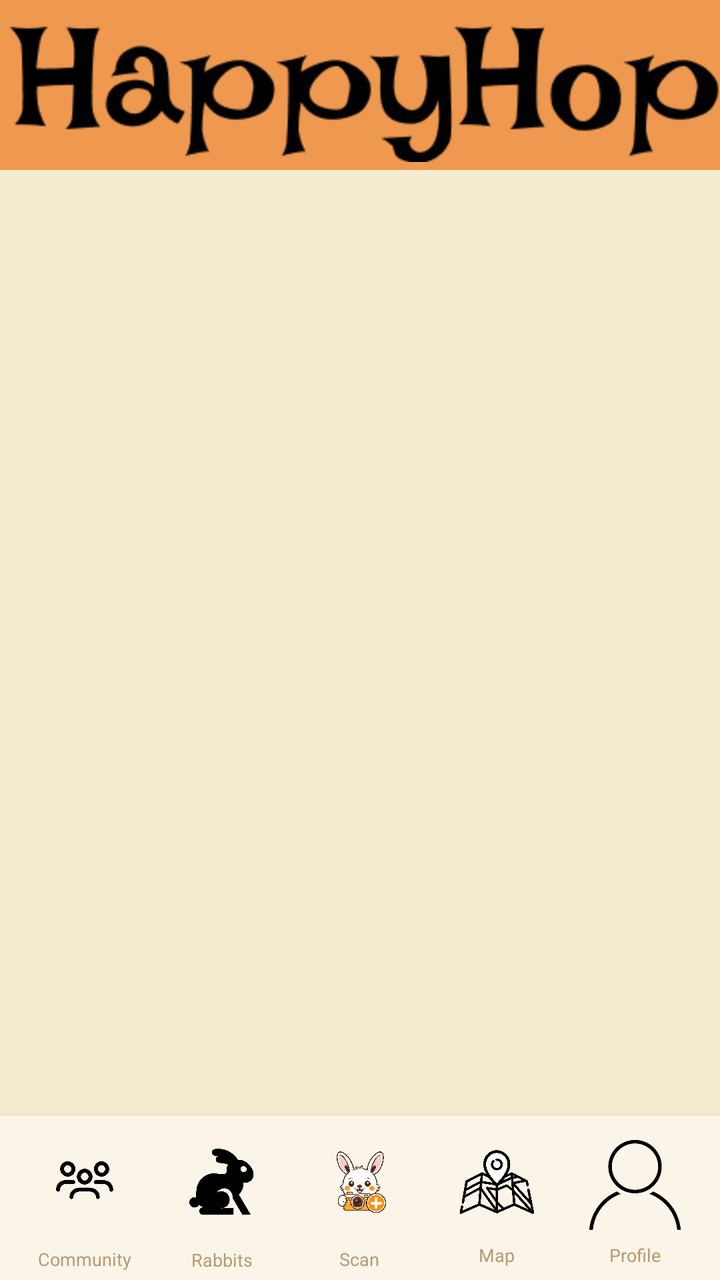
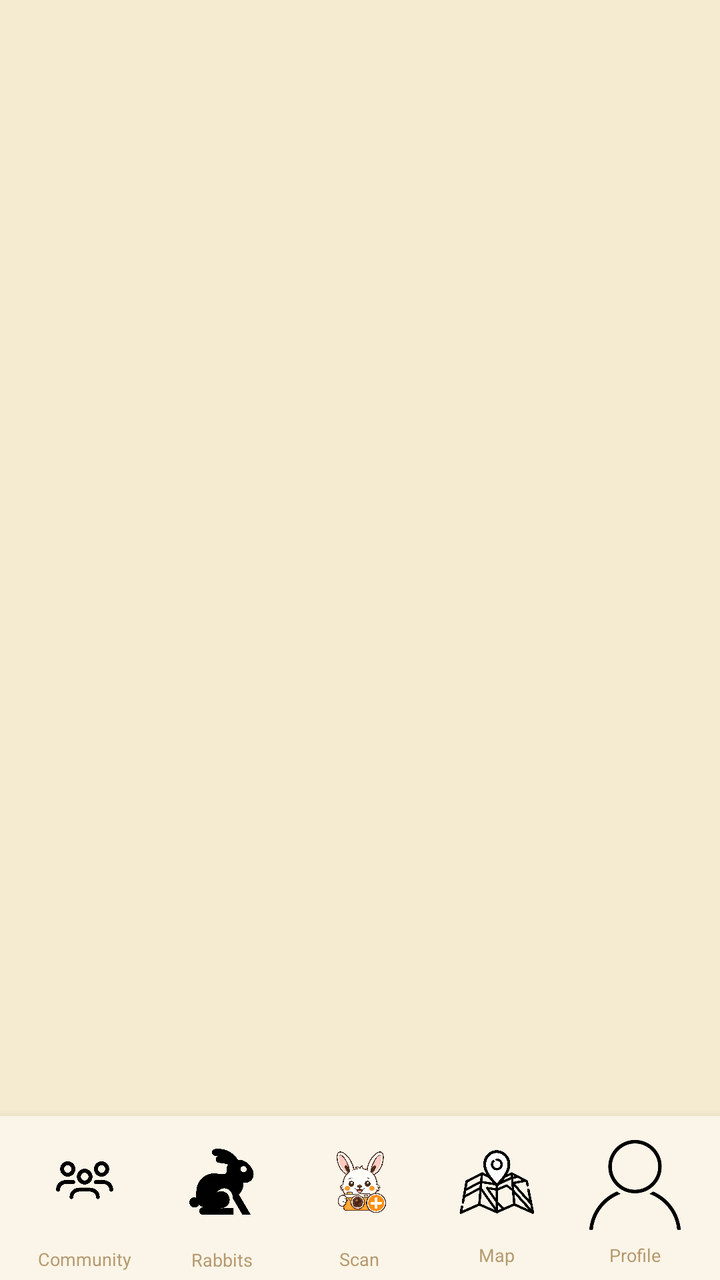

Screens rendered from an Android XML layout before and after an edit, with the pre-edit source and the edit as a unified diff.
<!-- AndroidManifest.xml: application theme Theme.BunnyCare -->
<!-- res/layout/activity_home.xml -->
<?xml version="1.0" encoding="utf-8"?>
<LinearLayout
    xmlns:android="http://schemas.android.com/apk/res/android"
    android:layout_width="match_parent"
    android:layout_height="match_parent"
    android:orientation="vertical"
    android:background="#F5EBD0">

    <ImageView
        android:layout_width="match_parent"
        android:layout_height="85dp"
        android:background="@color/Orangie"
        android:contentDescription="App Logo"
        android:scaleType="centerInside"
        android:src="@drawable/logo" />

    <LinearLayout
        android:id="@+id/container"
        android:layout_width="match_parent"
        android:layout_height="506dp"
        android:layout_weight="1"
        android:orientation="vertical" />

    <LinearLayout
        android:layout_width="match_parent"
        android:layout_height="82dp"
        android:background="#FAF5E8"
        android:gravity="center"
        android:orientation="horizontal"
        android:paddingStart="8dp"
        android:paddingEnd="8dp"
        android:elevation="8dp"
        android:weightSum="5">

        <LinearLayout
            android:layout_width="0dp"
            android:layout_height="match_parent"
            android:layout_weight="1"
            android:gravity="center"
            android:orientation="vertical">

            <ImageButton
                android:id="@+id/btnCommunity"
                android:layout_width="66dp"
                android:layout_height="59dp"
                android:background="@android:color/transparent"
                android:contentDescription="Community"
                android:padding="2dp"
                android:scaleType="fitCenter"
                android:src="@drawable/community" />

            <TextView
                android:layout_width="wrap_content"
                android:layout_height="wrap_content"
                android:layout_marginTop="2dp"
                android:text="Community"
                android:textColor="#B69A70"
                android:textSize="9sp" />

        </LinearLayout>

        <LinearLayout
            android:layout_width="0dp"
            android:layout_height="match_parent"
            android:layout_weight="1"
            android:gravity="center"
            android:orientation="vertical">

            <ImageButton
                android:id="@+id/btnNotification"
                android:layout_width="58dp"
                android:layout_height="60dp"
                android:background="@android:color/transparent"
                android:contentDescription="Rabbits"
                android:padding="2dp"
                android:scaleType="fitCenter"
                android:src="@drawable/notification" />

            <TextView
                android:layout_width="wrap_content"
                android:layout_height="wrap_content"
                android:layout_marginTop="2dp"
                android:text="Rabbits"
                android:textColor="#B69A70"
                android:textSize="9sp" />

        </LinearLayout>

        <LinearLayout
            android:layout_width="0dp"
            android:layout_height="match_parent"
            android:layout_weight="1"
            android:gravity="center"
            android:orientation="vertical">

            <ImageButton
                android:id="@+id/btnCamera"
                android:layout_width="58dp"
                android:layout_height="59dp"
                android:background="@android:color/transparent"
                android:contentDescription="Scan"
                android:padding="2dp"
                android:scaleType="fitCenter"
                android:src="@drawable/camera" />

            <TextView
                android:layout_width="wrap_content"
                android:layout_height="wrap_content"
                android:layout_marginTop="2dp"
                android:text="Scan"
                android:textColor="#B69A70"
                android:textSize="9sp" />

        </LinearLayout>

        <LinearLayout
            android:layout_width="0dp"
            android:layout_height="match_parent"
            android:layout_weight="1"
            android:gravity="center"
            android:orientation="vertical">

            <ImageButton
                android:id="@+id/btnMaps"
                android:layout_width="66dp"
                android:layout_height="55dp"
                android:background="@android:color/transparent"
                android:contentDescription="Map"
                android:padding="2dp"
                android:scaleType="fitCenter"
                android:src="@drawable/maps_icon" />

            <TextView
                android:layout_width="wrap_content"
                android:layout_height="wrap_content"
                android:layout_marginTop="2dp"
                android:text="Map"
                android:textColor="#B69A70"
                android:textSize="9sp" />

        </LinearLayout>

        <LinearLayout
            android:layout_width="0dp"
            android:layout_height="match_parent"
            android:layout_weight="1"
            android:gravity="center"
            android:orientation="vertical">

            <ImageButton
                android:id="@+id/btnAccount"
                android:layout_width="51dp"
                android:layout_height="55dp"
                android:background="@android:color/transparent"
                android:contentDescription="Profile"
                android:padding="2dp"
                android:scaleType="fitCenter"
                android:src="@drawable/account" />

            <TextView
                android:layout_width="wrap_content"
                android:layout_height="wrap_content"
                android:layout_marginTop="2dp"
                android:text="Profile"
                android:textColor="#B69A70"
                android:textSize="9sp" />

        </LinearLayout>

    </LinearLayout>

</LinearLayout>
<!-- resources referenced by this layout -->
<resources>
  <color name="Orangie">#EF9950</color>
  <!-- drawable account: png bitmap (drawable, 100330 bytes) -->
  <!-- drawable camera: png bitmap (drawable, 820167 bytes) -->
  <!-- drawable community: png bitmap (drawable, 62616 bytes) -->
  <!-- drawable logo: png bitmap (drawable, 307807 bytes) -->
  <!-- drawable maps_icon: png bitmap (drawable, 191404 bytes) -->
  <!-- drawable notification: png bitmap (drawable, 118697 bytes) -->
  <style name="Theme.BunnyCare" parent="Base.Theme.BunnyCare" />
  <style name="Base.Theme.BunnyCare" parent="Theme.Material3.DayNight.NoActionBar">
          
          
      </style>
</resources>

<!-- the commit's change to res/layout/activity_home.xml (unified diff, before → after) -->
@@ -6,13 +6,7 @@
     android:orientation="vertical"
     android:background="#F5EBD0">
 
-    <ImageView
-        android:layout_width="match_parent"
-        android:layout_height="85dp"
-        android:background="@color/Orangie"
-        android:contentDescription="App Logo"
-        android:scaleType="centerInside"
-        android:src="@drawable/logo" />
+
 
     <LinearLayout
         android:id="@+id/container"
<!-- resource entries referenced after the edit -->
@@ -1,10 +1,8 @@
 <!-- resources referenced by this layout -->
 <resources>
-  <color name="Orangie">#EF9950</color>
   <!-- drawable account: png bitmap (drawable, 100330 bytes) -->
   <!-- drawable camera: png bitmap (drawable, 820167 bytes) -->
   <!-- drawable community: png bitmap (drawable, 62616 bytes) -->
-  <!-- drawable logo: png bitmap (drawable, 307807 bytes) -->
   <!-- drawable maps_icon: png bitmap (drawable, 191404 bytes) -->
   <!-- drawable notification: png bitmap (drawable, 118697 bytes) -->
   <style name="Theme.BunnyCare" parent="Base.Theme.BunnyCare" />
